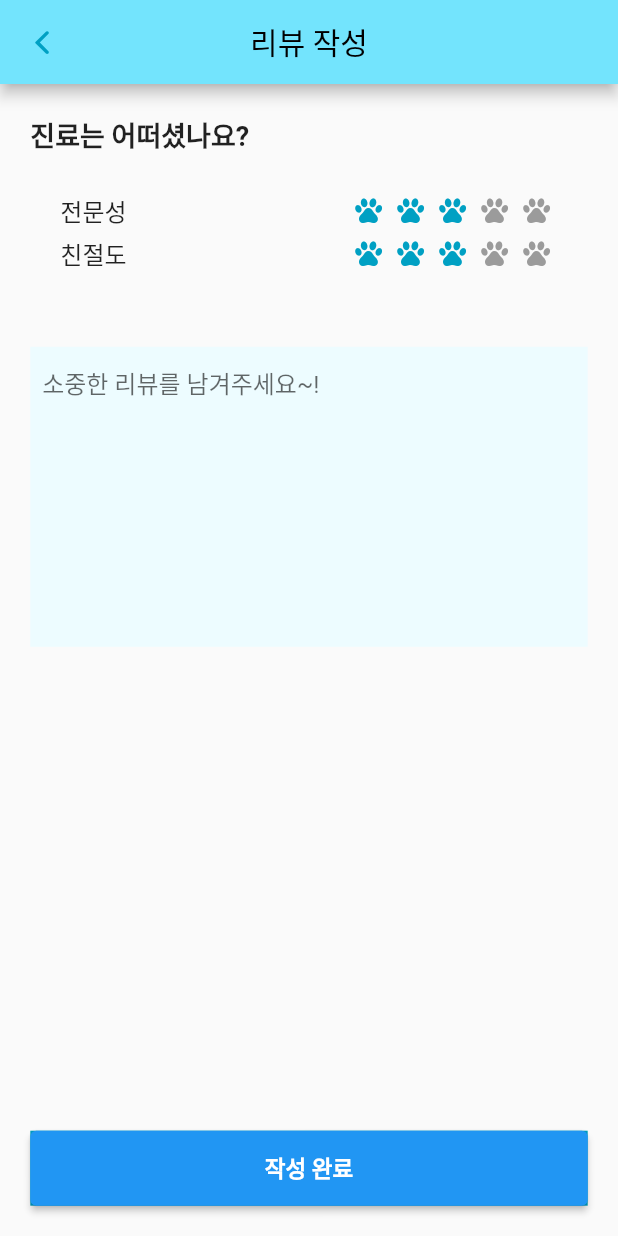
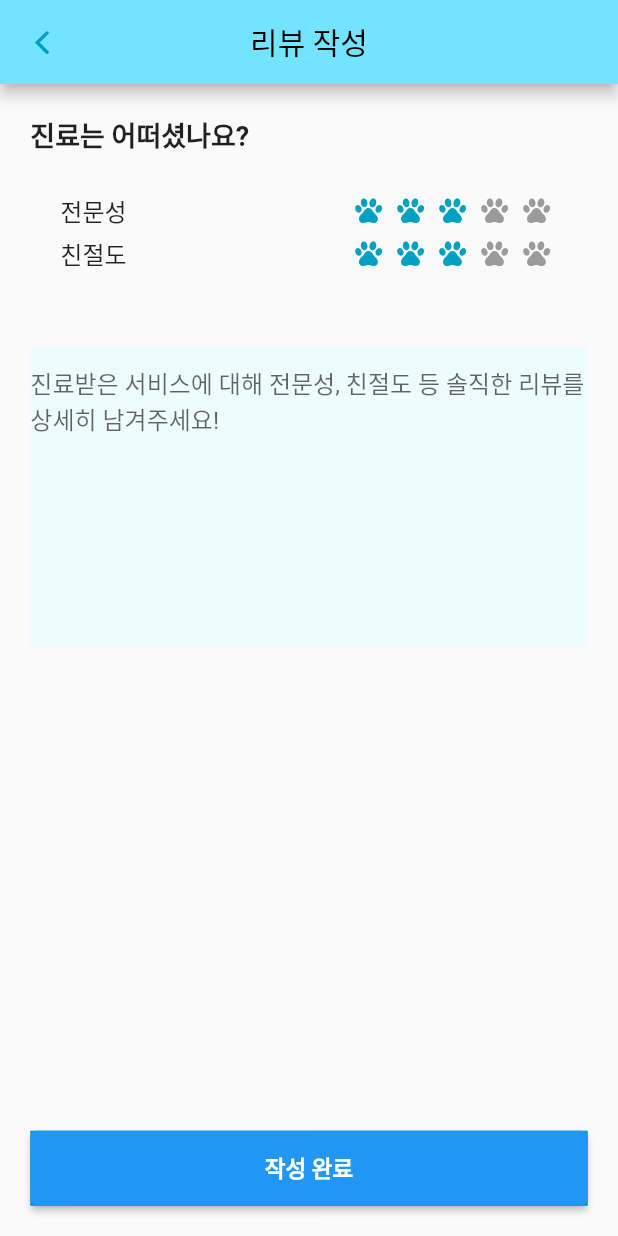
Before and after one commit to DevtonyLee12/mydoctorpet, a Flutter app: the DocProfile screen opened directly, scrolled down 139 dp, after a tap on "리뷰 작성", on a phone screen of 412 x 824 dp. Run offline on Flutter 3.47's test engine with Material 2 defaults, Android fonts, the phone set to English and light mode, and no system bars; drawn by our look-alikes of flutter_rating_bar; our stand-ins replace geolocator; missing offline and left inert: dart:ffi; network calls fail.

Commit message:
리뷰 페이지 back 연결

```diff
--- a/lib/ui/doc_profile.dart
+++ b/lib/ui/doc_profile.dart
@@ -21,13 +21,15 @@ class _DocProfile extends State<DocProfile> with TickerProviderStateMixin {
     super.initState();
   }
 
+  List<dynamic> reviewList = []; // 리뷰 작성 page에서 리뷰를 받아서 list에 보관
+
   @override
   Widget build(BuildContext context) {
     return Scaffold(
       appBar: AppBar(
         leading: IconButton(
           icon: Icon(CupertinoIcons.back,
-              color: Color.fromARGB(255, 33, 117, 185)),
+              color: Color.fromARGB(2552, 115, 210, 243)),
           onPressed: () {
             Navigator.pop(context);
           },
@@ -39,7 +41,7 @@ class _DocProfile extends State<DocProfile> with TickerProviderStateMixin {
         ),
         centerTitle: true,
         elevation: 3,
-        backgroundColor: Color.fromARGB(255, 166, 197, 248),
+        backgroundColor: Color.fromARGB(255, 115, 210, 243),
       ),
       body: ListView(
         // child: Column(
@@ -496,12 +498,33 @@ class _DocProfile extends State<DocProfile> with TickerProviderStateMixin {
                         ))
                   ],
                 ),
-                Padding(
+                reviewList.isEmpty // reviewList가 비어있으면,
+                    ? Container(
+                        alignment: Alignment(0.0, -0.7),
+                        decoration: BoxDecoration(),
+                        height: 1,
+                        width: double.infinity,
+                        child: Row(
+                            mainAxisAlignment: MainAxisAlignment.center,
+                            children: [
+                              Text(
+                                "첫 리뷰를 남겨주세요",
+                                style: TextStyle(
+                                    fontSize: 17, color: Colors.black),
+                              ),
+                              SizedBox(
+                                width: 10,
+                              ),
+                              Icon(CupertinoIcons.paw)
+                            ]))
+                    : Expanded(
+                        //reviewList가 있으면
+                        child: ListView.builder(
+                          itemCount: reviewList.length,
+                          itemBuilder: (context, index) {
+                            return Padding(
                               padding: const EdgeInsets.all(20.0),
                               child: Container(
-                    decoration: BoxDecoration(
-                        border: Border.all(color: Colors.blue, width: 3),
-                        borderRadius: BorderRadius.all(Radius.circular(20))),
                                 child: Padding(
                                   padding: const EdgeInsets.all(20.0),
                                   child: Column(
@@ -555,7 +578,8 @@ class _DocProfile extends State<DocProfile> with TickerProviderStateMixin {
                                                   " 5.0",
                                                   style: TextStyle(
                                                       fontSize: 16,
-                                          fontWeight: FontWeight.bold),
+                                                      fontWeight:
+                                                          FontWeight.bold),
                                                 )
                                               ],
                                             ),
@@ -567,15 +591,16 @@ class _DocProfile extends State<DocProfile> with TickerProviderStateMixin {
                                         margin: EdgeInsets.only(top: 30),
                                         height: 25,
                                         child: Padding(
-                              padding:
-                                  const EdgeInsets.symmetric(horizontal: 30),
+                                          padding: const EdgeInsets.symmetric(
+                                              horizontal: 30),
                                           child: Row(
                                             children: [
                                               Text(
                                                 "전문성",
                                                 style: TextStyle(
                                                     fontSize: 12,
-                                        fontWeight: FontWeight.bold),
+                                                    fontWeight:
+                                                        FontWeight.bold),
                                               ),
                                               Spacer(),
                                               Row(
@@ -616,15 +641,16 @@ class _DocProfile extends State<DocProfile> with TickerProviderStateMixin {
                                         margin: EdgeInsets.only(top: 10),
                                         height: 25,
                                         child: Padding(
-                              padding:
-                                  const EdgeInsets.symmetric(horizontal: 30),
+                                          padding: const EdgeInsets.symmetric(
+                                              horizontal: 30),
                                           child: Row(
                                             children: [
                                               Text(
                                                 "친절도",
                                                 style: TextStyle(
                                                     fontSize: 12,
-                                        fontWeight: FontWeight.bold),
+                                                    fontWeight:
+                                                        FontWeight.bold),
                                               ),
                                               Spacer(),
                                               Row(
@@ -664,25 +690,22 @@ class _DocProfile extends State<DocProfile> with TickerProviderStateMixin {
                                         width: double.infinity,
                                         margin: EdgeInsets.only(top: 20),
                                         child: Padding(
-                              padding:
-                                  const EdgeInsets.symmetric(horizontal: 30),
+                                          padding: const EdgeInsets.symmetric(
+                                              horizontal: 30),
                                           child: Column(
                                             children: [
                                               Container(
                                                 width: double.infinity,
-                                    color: Color.fromARGB(255, 255, 253, 253),
+                                                color: Color.fromARGB(
+                                                    255, 255, 253, 253),
                                                 child: Text(
-                                      "리뷰",
+                                                  reviewList[index],
                                                   style: TextStyle(
                                                       fontSize: 12,
-                                          fontWeight: FontWeight.bold),
+                                                      fontWeight:
+                                                          FontWeight.bold),
                                                 ),
                                               ),
-                                  Padding(
-                                    padding: const EdgeInsets.all(5.0),
-                                    child: Text(
-                                        "안녕하세요 안녕하세요 안녕하세요 안녕하세요 안녕하세요 안녕하세요 안녕하세요 안녕하세요 안녕하세요 안녕하세요..."),
-                                  )
                                             ],
                                           ),
                                         ),
@@ -691,7 +714,10 @@ class _DocProfile extends State<DocProfile> with TickerProviderStateMixin {
                                   ),
                                 ),
                               ),
+                            );
+                          },
                         ),
+                      )
               ],
             ),
           ),
@@ -700,11 +726,16 @@ class _DocProfile extends State<DocProfile> with TickerProviderStateMixin {
             width: double.infinity,
             margin: EdgeInsets.only(top: 3),
             child: ElevatedButton(
-              onPressed: () {
-                Navigator.push(
+              onPressed: () async {
+                String? job = await Navigator.push(
                   context,
                   MaterialPageRoute(builder: (_) => ReviewPage()),
                 );
+                if (job != null) {
+                  setState(() {
+                    reviewList.add(job);
+                  });
+                }
               },
               style: ElevatedButton.styleFrom(
                 primary: Color(0xff00A0C3),
--- a/lib/ui/review_page.dart
+++ b/lib/ui/review_page.dart
@@ -5,8 +5,15 @@ import 'package:flutter/material.dart';
 import 'package:flutter_rating_bar/flutter_rating_bar.dart';
 import 'package:mypet_doctor/function/rating_function/ratingStar.dart';
 
-class ReviewPage extends StatelessWidget {
+class ReviewPage extends StatefulWidget {
   const ReviewPage({Key? key}) : super(key: key);
+
+  @override
+  State<ReviewPage> createState() => _ReviewPageState();
+}
+
+class _ReviewPageState extends State<ReviewPage> {
+  final _reviewPageController = TextEditingController();
 
   @override
   Widget build(BuildContext context) {
@@ -82,11 +89,13 @@ class ReviewPage extends StatelessWidget {
                         scrollDirection: Axis.vertical,
                         reverse: false,
                         child: TextField(
+                          controller: _reviewPageController,
                           maxLines: 5,
                           minLines: 1,
                           decoration: InputDecoration(
                               border: InputBorder.none,
-                              hintText: '  소중한 리뷰를 남겨주세요~!'),
+                              hintText:
+                                  '진료받은 서비스에 대해 전문성, 친절도 등 솔직한 리뷰를 상세히 남겨주세요! '),
                         ),
                       ),
                     ),
@@ -97,8 +106,30 @@ class ReviewPage extends StatelessWidget {
                       width: double.infinity,
                       child: ElevatedButton(
                           onPressed: () {
-                            Navigator.pop(
-                                context); //실제로는 작성 완료 시 해당의사 평점이 업데이트 되야함, 수정 필요
+                            setState(() {
+                              String job = _reviewPageController.text;
+
+                              job.isEmpty
+                                  ? showDialog(
+                                      context: context,
+                                      builder: (context) {
+                                        return AlertDialog(
+                                          actions: [
+                                            TextButton(
+                                                onPressed: () {
+                                                  Navigator.pop(context);
+                                                },
+                                                child: Text("확인"))
+                                          ],
+                                          title: Text(
+                                            "리뷰가 작성되지 않았습니다!",
+                                            style:
+                                                TextStyle(color: Colors.black),
+                                          ),
+                                        );
+                                      })
+                                  : Navigator.pop(context, job);
+                            });
                           },
                           child: Text(
                             "작성 완료",
```
Lines whose indentation alone changed are shown as unchanged.
